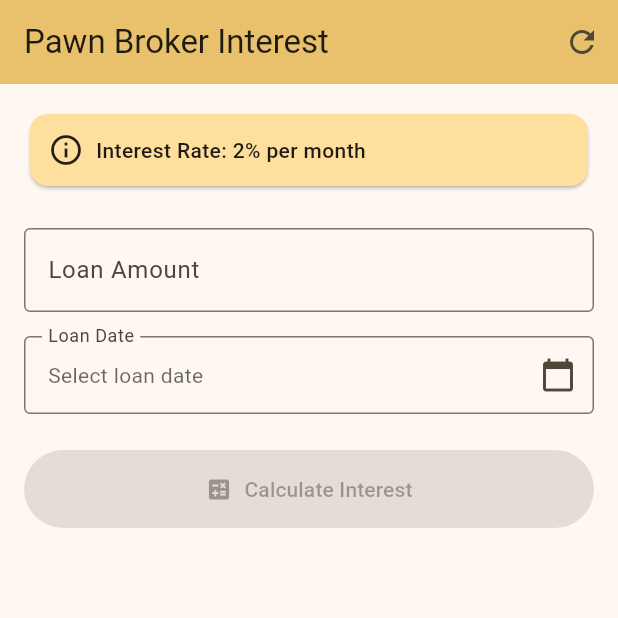
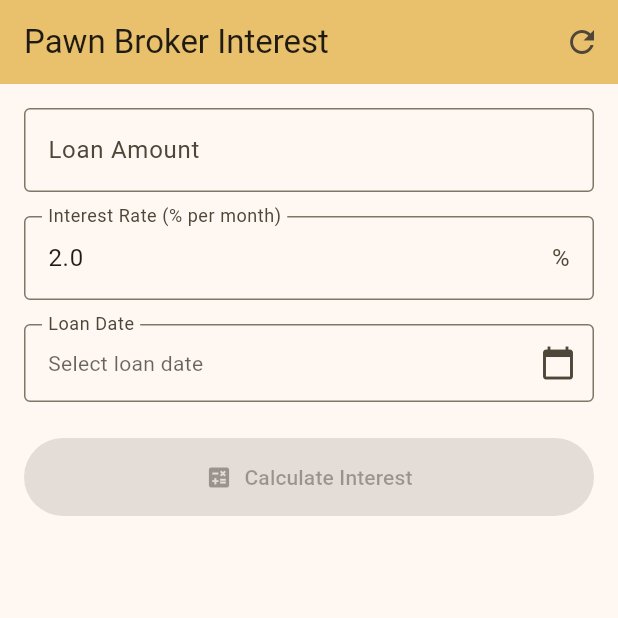
Before and after one commit to apkarthik1986/InterestEstimator, a Flutter app: the screen it shows after launch, after a tap on the "refresh" icon, on a phone screen of 412 x 824 dp, the top half of it. Run offline on Flutter 3.47's test engine with Material 3 defaults, Android fonts, the phone set to English and light mode, and no system bars.

Commit message:
Add configurable interest rate input field
Co-authored-by: apkarthik1986 <65869415+apkarthik1986@users.noreply.github.com>

```diff
--- a/lib/main.dart
+++ b/lib/main.dart
@@ -32,21 +32,21 @@ class InterestCalculatorPage extends StatefulWidget {
 class _InterestCalculatorPageState extends State<InterestCalculatorPage> {
   final _formKey = GlobalKey<FormState>();
   final _loanAmountController = TextEditingController();
+  final _interestRateController = TextEditingController(text: '2.0');
   DateTime? _loanDate;
 
   // Interest calculation results
   double? _loanAmount;
   int? _months;
+  double? _interestRate;
   double? _interestPerMonth;
   double? _totalInterest;
   double? _totalAmount;
 
-  // Monthly interest rate (2% as per Excel)
-  static const double monthlyInterestRate = 0.02;
-
   @override
   void dispose() {
     _loanAmountController.dispose();
+    _interestRateController.dispose();
     super.dispose();
   }
 
@@ -58,8 +58,12 @@ class _InterestCalculatorPageState extends State<InterestCalculatorPage> {
     final double yearFrac = daysDiff / 365.0;
     double months = (yearFrac * 12) - 1;
 
+    // Handle negative values first before fractional part calculation
+    if (months < 0) {
+      return 0;
+    }
+
     // Apply Excel rounding logic: if remainder >= 0.07, round up; else round down
-    if (months < 0) months = 0;
     final double fractionalPart = months - months.floor();
     return fractionalPart >= 0.07 ? months.ceil() : months.floor();
   }
@@ -67,17 +71,20 @@ class _InterestCalculatorPageState extends State<InterestCalculatorPage> {
   void _calculateInterest() {
     if (_formKey.currentState!.validate() && _loanDate != null) {
       final amount = double.tryParse(_loanAmountController.text.replaceAll(',', ''));
-      if (amount == null || amount <= 0) return;
+      final rate = double.tryParse(_interestRateController.text);
+      if (amount == null || amount <= 0 || rate == null || rate < 0) return;
 
       final today = DateTime.now();
       final months = _calculateMonths(_loanDate!, today);
-      final interestPerMonth = amount * monthlyInterestRate;
+      final monthlyRate = rate / 100;
+      final interestPerMonth = amount * monthlyRate;
       final totalInterest = interestPerMonth * months;
       final totalAmount = amount + totalInterest;
 
       setState(() {
         _loanAmount = amount;
         _months = months;
+        _interestRate = rate;
         _interestPerMonth = interestPerMonth;
         _totalInterest = totalInterest;
         _totalAmount = totalAmount;
@@ -103,16 +110,20 @@ class _InterestCalculatorPageState extends State<InterestCalculatorPage> {
   }
 
   void _clearResults() {
-    _loanAmount = null;
-    _months = null;
-    _interestPerMonth = null;
-    _totalInterest = null;
-    _totalAmount = null;
+    setState(() {
+      _loanAmount = null;
+      _months = null;
+      _interestRate = null;
+      _interestPerMonth = null;
+      _totalInterest = null;
+      _totalAmount = null;
+    });
   }
 
   void _reset() {
     setState(() {
       _loanAmountController.clear();
+      _interestRateController.text = '2.0';
       _loanDate = null;
       _clearResults();
     });
@@ -147,27 +158,6 @@ class _InterestCalculatorPageState extends State<InterestCalculatorPage> {
           child: Column(
             crossAxisAlignment: CrossAxisAlignment.stretch,
             children: [
-              // Info Card
-              Card(
-                color: Theme.of(context).colorScheme.primaryContainer,
-                child: const Padding(
-                  padding: EdgeInsets.all(12.0),
-                  child: Row(
-                    children: [
-                      Icon(Icons.info_outline),
-                      SizedBox(width: 8),
-                      Expanded(
-                        child: Text(
-                          'Interest Rate: 2% per month',
-                          style: TextStyle(fontWeight: FontWeight.w500),
-                        ),
-                      ),
-                    ],
-                  ),
-                ),
-              ),
-              const SizedBox(height: 24),
-
               // Loan Amount Input
               TextFormField(
                 controller: _loanAmountController,
@@ -188,6 +178,33 @@ class _InterestCalculatorPageState extends State<InterestCalculatorPage> {
                   final amount = double.tryParse(value.replaceAll(',', ''));
                   if (amount == null || amount <= 0) {
                     return 'Please enter a valid amount';
+                  }
+                  return null;
+                },
+                onChanged: (_) => _clearResults(),
+              ),
+              const SizedBox(height: 16),
+
+              // Interest Rate Input
+              TextFormField(
+                controller: _interestRateController,
+                decoration: const InputDecoration(
+                  labelText: 'Interest Rate (% per month)',
+                  suffixText: '%',
+                  border: OutlineInputBorder(),
+                  hintText: 'e.g., 2.0',
+                ),
+                keyboardType: const TextInputType.numberWithOptions(decimal: true),
+                inputFormatters: [
+                  FilteringTextInputFormatter.allow(RegExp(r'[\d.]')),
+                ],
+                validator: (value) {
+                  if (value == null || value.isEmpty) {
+                    return 'Please enter interest rate';
+                  }
+                  final rate = double.tryParse(value);
+                  if (rate == null || rate < 0) {
+                    return 'Please enter a valid rate';
                   }
                   return null;
                 },
@@ -246,6 +263,7 @@ class _InterestCalculatorPageState extends State<InterestCalculatorPage> {
                         ),
                         const Divider(height: 24),
                         _buildResultRow('Loan Amount', _formatCurrency(_loanAmount!)),
+                        _buildResultRow('Interest Rate', '${_interestRate!.toStringAsFixed(2)}% / month'),
                         _buildResultRow('Loan Date', _formatDate(_loanDate!)),
                         _buildResultRow('Today\'s Date', _formatDate(DateTime.now())),
                         _buildResultRow('Duration', '$_months month${_months == 1 ? '' : 's'}'),
```
Also changed, not shown: 2 other files.
